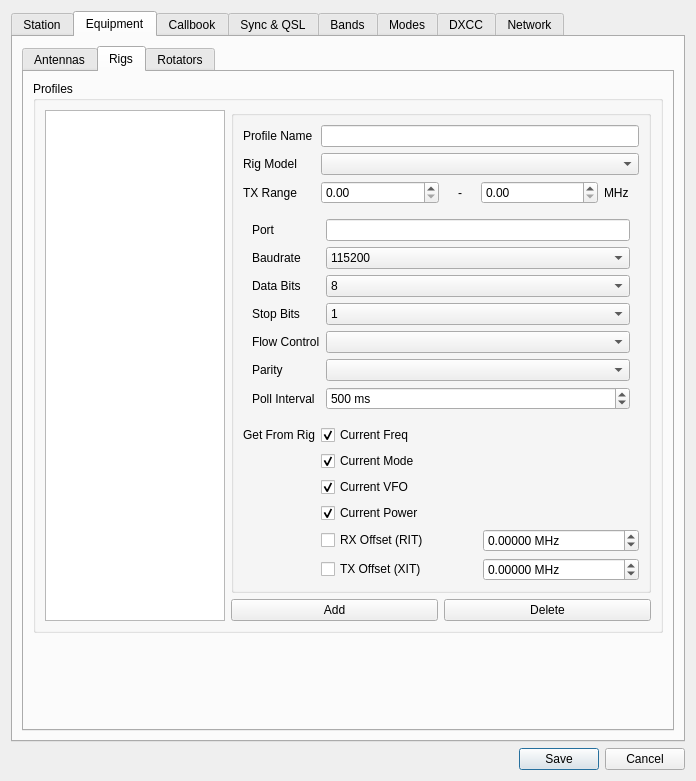
The window that ui/SettingsDialog.ui (k5mcd/QLog) describes before a commit, drawn with Qt 5.
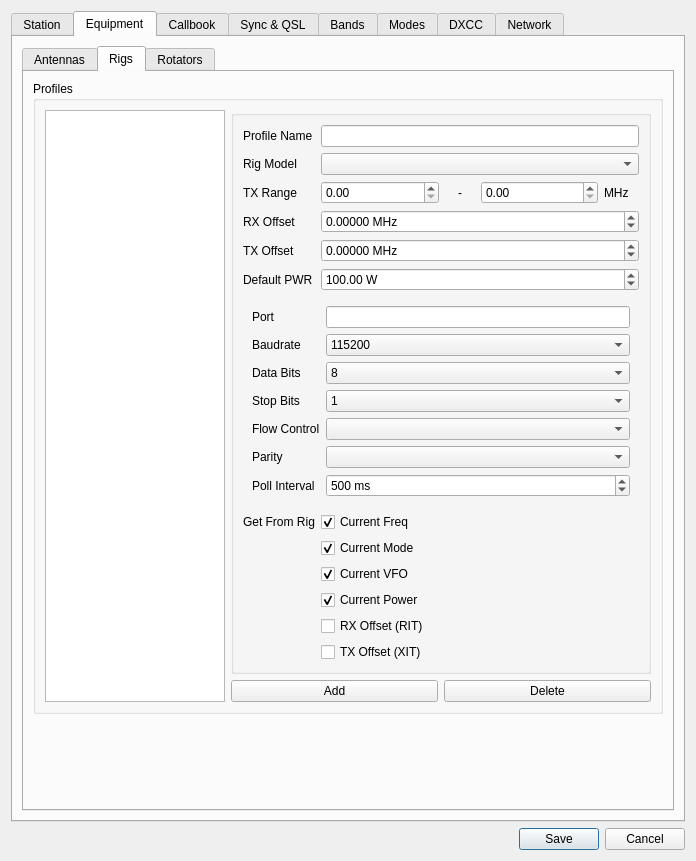
The same window after the commit. The open tabs and pages were chosen to show the change. Icons and pictures are not drawn.

Commit message: Fixed #30 - Added Default PWR for a RIG profile

Patch:
```diff
--- a/ui/SettingsDialog.ui
+++ b/ui/SettingsDialog.ui
@@ -7,7 +7,7 @@
     <x>0</x>
     <y>0</y>
     <width>696</width>
-    <height>781</height>
+    <height>861</height>
    </rect>
   </property>
   <property name="windowTitle">
@@ -500,7 +500,71 @@
                    </item>
                   </layout>
                  </item>
-                 <item row="4" column="0" colspan="2">
+                 <item row="4" column="0">
+                  <widget class="QLabel" name="rigRXOffsetLabel">
+                   <property name="text">
+                    <string>RX Offset</string>
+                   </property>
+                  </widget>
+                 </item>
+                 <item row="4" column="1">
+                  <widget class="QDoubleSpinBox" name="rigRXOffsetSpinBox">
+                   <property name="sizePolicy">
+                    <sizepolicy hsizetype="Minimum" vsizetype="Fixed">
+                     <horstretch>0</horstretch>
+                     <verstretch>0</verstretch>
+                    </sizepolicy>
+                   </property>
+                   <property name="toolTip">
+                    <string>Enter manually RIT Value</string>
+                   </property>
+                   <property name="suffix">
+                    <string> MHz</string>
+                   </property>
+                   <property name="decimals">
+                    <number>5</number>
+                   </property>
+                   <property name="minimum">
+                    <double>-999999.999990000040270</double>
+                   </property>
+                   <property name="maximum">
+                    <double>999999.999990000040270</double>
+                   </property>
+                   <property name="value">
+                    <double>0.000000000000000</double>
+                   </property>
+                  </widget>
+                 </item>
+                 <item row="5" column="0">
+                  <widget class="QLabel" name="label_2">
+                   <property name="text">
+                    <string>TX Offset</string>
+                   </property>
+                  </widget>
+                 </item>
+                 <item row="5" column="1">
+                  <widget class="QDoubleSpinBox" name="rigTXOffsetSpinBox">
+                   <property name="toolTip">
+                    <string>Enter manually XIT Value</string>
+                   </property>
+                   <property name="prefix">
+                    <string/>
+                   </property>
+                   <property name="suffix">
+                    <string> MHz</string>
+                   </property>
+                   <property name="decimals">
+                    <number>5</number>
+                   </property>
+                   <property name="minimum">
+                    <double>-999999.999990000040270</double>
+                   </property>
+                   <property name="maximum">
+                    <double>999999.999990000040270</double>
+                   </property>
+                  </widget>
+                 </item>
+                 <item row="7" column="0" colspan="2">
                   <widget class="QStackedWidget" name="rigStackedWidget">
                    <property name="sizePolicy">
                     <sizepolicy hsizetype="Expanding" vsizetype="Expanding">
@@ -732,14 +796,14 @@
                    </widget>
                   </widget>
                  </item>
-                 <item row="5" column="0">
+                 <item row="8" column="0">
                   <widget class="QLabel" name="rigFeaturesLabel">
                    <property name="text">
                     <string>Get From Rig</string>
                    </property>
                   </widget>
                  </item>
-                 <item row="5" column="1">
+                 <item row="8" column="1">
                   <widget class="QCheckBox" name="rigGetFreqCheckBox">
                    <property name="text">
                     <string>Current Freq</string>
@@ -749,7 +813,7 @@
                    </property>
                   </widget>
                  </item>
-                 <item row="6" column="1">
+                 <item row="9" column="1">
                   <widget class="QCheckBox" name="rigGetModeCheckBox">
                    <property name="text">
                     <string>Current Mode</string>
@@ -759,7 +823,7 @@
                    </property>
                   </widget>
                  </item>
-                 <item row="7" column="1">
+                 <item row="10" column="1">
                   <widget class="QCheckBox" name="rigGetVFOCheckBox">
                    <property name="text">
                     <string>Current VFO</string>
@@ -769,14 +833,14 @@
                    </property>
                   </widget>
                  </item>
-                 <item row="8" column="0">
+                 <item row="11" column="0">
                   <widget class="QLabel" name="dummyLabel">
                    <property name="text">
                     <string/>
                    </property>
                   </widget>
                  </item>
-                 <item row="8" column="1">
+                 <item row="11" column="1">
                   <widget class="QCheckBox" name="rigGetPWRCheckBox">
                    <property name="text">
                     <string>Current Power</string>
@@ -786,101 +850,39 @@
                    </property>
                   </widget>
                  </item>
-                 <item row="9" column="1">
-                  <layout class="QHBoxLayout" name="horizontalLayout_6">
-                   <property name="leftMargin">
-                    <number>0</number>
+                 <item row="12" column="1">
+                  <widget class="QCheckBox" name="rigGetRITCheckBox">
+                   <property name="text">
+                    <string>RX Offset (RIT)</string>
                    </property>
-                   <property name="topMargin">
-                    <number>0</number>
+                  </widget>
+                 </item>
+                 <item row="13" column="1">
+                  <widget class="QCheckBox" name="rigGetXITCheckBox">
+                   <property name="text">
+                    <string>TX Offset (XIT)</string>
                    </property>
-                   <property name="rightMargin">
-                    <number>0</number>
+                  </widget>
+                 </item>
+                 <item row="6" column="0">
+                  <widget class="QLabel" name="rigPWRDefaultLabel">
+                   <property name="text">
+                    <string>Default PWR</string>
                    </property>
-                   <property name="bottomMargin">
-                    <number>0</number>
-                   </property>
-                   <item>
-                    <widget class="QCheckBox" name="rigGetRITCheckBox">
-                     <property name="text">
-                      <string>RX Offset (RIT)</string>
-                     </property>
-                    </widget>
-                   </item>
-                   <item>
-                    <widget class="QDoubleSpinBox" name="rigRXOffsetSpinBox">
-                     <property name="sizePolicy">
-                      <sizepolicy hsizetype="Minimum" vsizetype="Fixed">
-                       <horstretch>0</horstretch>
-                       <verstretch>0</verstretch>
-                      </sizepolicy>
-                     </property>
-                     <property name="toolTip">
-                      <string>Enter manually RIT Value</string>
-                     </property>
-                     <property name="suffix">
-                      <string> MHz</string>
-                     </property>
-                     <property name="decimals">
-                      <number>5</number>
-                     </property>
-                     <property name="minimum">
-                      <double>-999999.999990000040270</double>
-                     </property>
-                     <property name="maximum">
-                      <double>999999.999990000040270</double>
-                     </property>
-                     <property name="value">
-                      <double>0.000000000000000</double>
-                     </property>
-                    </widget>
-                   </item>
-                  </layout>
+                  </widget>
                  </item>
-                 <item row="11" column="1">
-                  <layout class="QHBoxLayout" name="horizontalLayout_7">
-                   <property name="leftMargin">
-                    <number>0</number>
+                 <item row="6" column="1">
+                  <widget class="QDoubleSpinBox" name="rigPWRDefaultSpinBox">
+                   <property name="suffix">
+                    <string> W</string>
                    </property>
-                   <property name="topMargin">
-                    <number>0</number>
+                   <property name="maximum">
+                    <double>1000000.000000000000000</double>
                    </property>
-                   <property name="rightMargin">
-                    <number>0</number>
+                   <property name="value">
+                    <double>100.000000000000000</double>
                    </property>
-                   <property name="bottomMargin">
-                    <number>0</number>
-                   </property>
-                   <item>
-                    <widget class="QCheckBox" name="rigGetXITCheckBox">
-                     <property name="text">
-                      <string>TX Offset (XIT)</string>
-                     </property>
-                    </widget>
-                   </item>
-                   <item>
-                    <widget class="QDoubleSpinBox" name="rigTXOffsetSpinBox">
-                     <property name="toolTip">
-                      <string>Enter manually XIT Value</string>
-                     </property>
-                     <property name="prefix">
-                      <string/>
-                     </property>
-                     <property name="suffix">
-                      <string> MHz</string>
-                     </property>
-                     <property name="decimals">
-                      <number>5</number>
-                     </property>
-                     <property name="minimum">
-                      <double>-999999.999990000040270</double>
-                     </property>
-                     <property name="maximum">
-                      <double>999999.999990000040270</double>
-                     </property>
-                    </widget>
-                   </item>
-                  </layout>
+                  </widget>
                  </item>
                 </layout>
                </widget>
```
Left out of the diff: 85 changed lines with no effect on the pictures. The commit also changes 5 other files.
